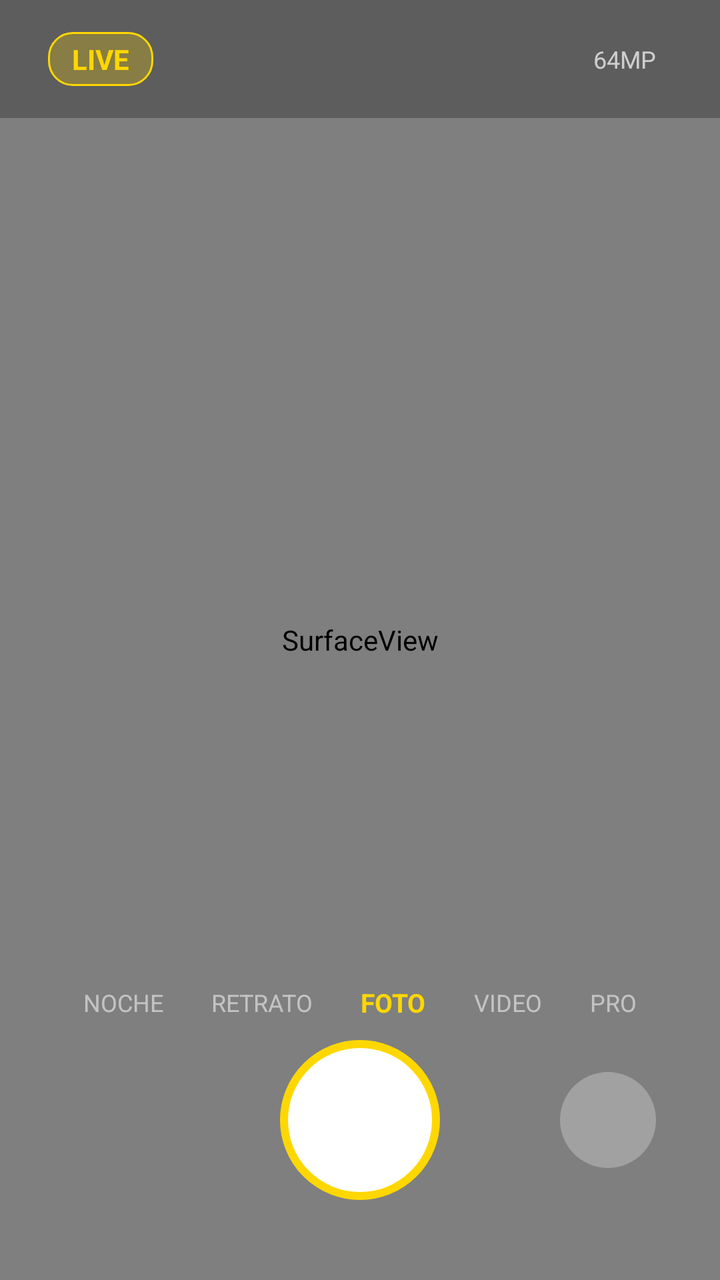
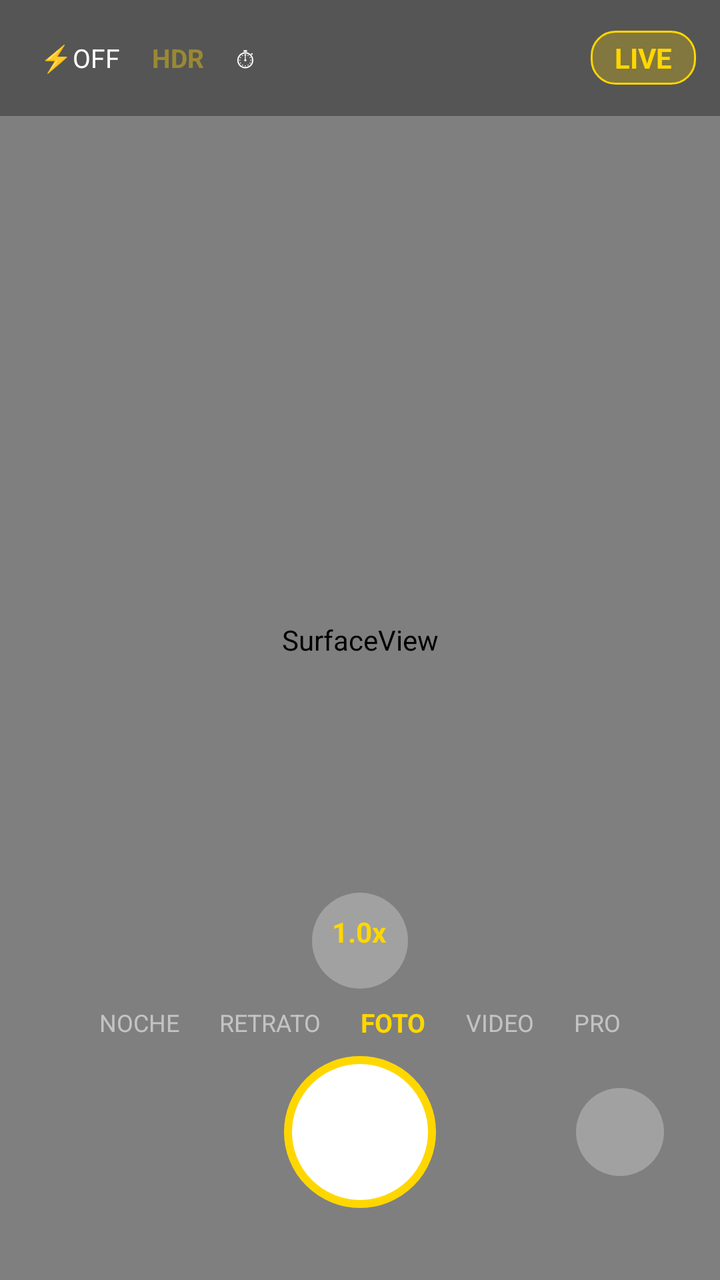

The first picture is an Android layout as it rendered before a commit; the second is the same layout after the commit. The layout source and the unified diff follow.
<!-- AndroidManifest.xml: application theme Theme.AppCompat.NoActionBar -->
<!-- res/layout/activity_main.xml -->
<?xml version="1.0" encoding="utf-8"?>
<androidx.constraintlayout.widget.ConstraintLayout xmlns:android="http://schemas.android.com/apk/res/android"
    xmlns:app="http://schemas.android.com/apk/res-auto"
    android:layout_width="match_parent"
    android:layout_height="match_parent"
    android:background="#000000">

    
    <SurfaceView
        android:id="@+id/viewFinder"
        android:layout_width="match_parent"
        android:layout_height="match_parent" />

    
    <LinearLayout
        android:id="@+id/topBar"
        android:layout_width="match_parent"
        android:layout_height="wrap_content"
        android:orientation="horizontal"
        android:gravity="center_vertical"
        android:padding="16dp"
        android:background="#44000000"
        app:layout_constraintTop_toTopOf="parent">

        <TextView
            android:id="@+id/liveIndicator"
            android:layout_width="wrap_content"
            android:layout_height="wrap_content"
            android:text="LIVE"
            android:textColor="#FFD700"
            android:textSize="14sp"
            android:textStyle="bold"
            android:background="@drawable/live_badge"
            android:paddingStart="12dp"
            android:paddingEnd="12dp"
            android:paddingTop="4dp"
            android:paddingBottom="4dp"
            android:layout_marginStart="8dp" />

        <View
            android:layout_width="0dp"
            android:layout_height="0dp"
            android:layout_weight="1" />

        <TextView
            android:id="@+id/resolutionLabel"
            android:layout_width="wrap_content"
            android:layout_height="wrap_content"
            android:text="64MP"
            android:textColor="#FFFFFF"
            android:textSize="12sp"
            android:alpha="0.7"
            android:layout_marginEnd="16dp" />
    </LinearLayout>

    
    <View
        android:id="@+id/captureButton"
        android:layout_width="80dp"
        android:layout_height="80dp"
        android:layout_marginBottom="40dp"
        android:background="@drawable/shutter_button"
        app:layout_constraintBottom_toBottomOf="parent"
        app:layout_constraintEnd_toEndOf="parent"
        app:layout_constraintStart_toStartOf="parent" />

    
    <ImageView
        android:id="@+id/switchCameraBtn"
        android:layout_width="48dp"
        android:layout_height="48dp"
        android:layout_marginBottom="56dp"
        android:layout_marginEnd="32dp"
        android:background="@drawable/circle_btn"
        android:padding="12dp"
        android:contentDescription="Cambiar cámara"
        app:layout_constraintBottom_toBottomOf="parent"
        app:layout_constraintEnd_toEndOf="parent" />

    
    <LinearLayout
        android:id="@+id/modeSelector"
        android:layout_width="wrap_content"
        android:layout_height="wrap_content"
        android:layout_marginBottom="130dp"
        android:orientation="horizontal"
        android:gravity="center"
        app:layout_constraintBottom_toBottomOf="parent"
        app:layout_constraintStart_toStartOf="parent"
        app:layout_constraintEnd_toEndOf="parent">

        <TextView
            android:layout_width="wrap_content"
            android:layout_height="wrap_content"
            android:text="NOCHE"
            android:textColor="#88FFFFFF"
            android:textSize="12sp"
            android:paddingStart="12dp"
            android:paddingEnd="12dp" />

        <TextView
            android:layout_width="wrap_content"
            android:layout_height="wrap_content"
            android:text="RETRATO"
            android:textColor="#88FFFFFF"
            android:textSize="12sp"
            android:paddingStart="12dp"
            android:paddingEnd="12dp" />

        <TextView
            android:layout_width="wrap_content"
            android:layout_height="wrap_content"
            android:text="FOTO"
            android:textColor="#FFD700"
            android:textSize="13sp"
            android:textStyle="bold"
            android:paddingStart="12dp"
            android:paddingEnd="12dp" />

        <TextView
            android:layout_width="wrap_content"
            android:layout_height="wrap_content"
            android:text="VIDEO"
            android:textColor="#88FFFFFF"
            android:textSize="12sp"
            android:paddingStart="12dp"
            android:paddingEnd="12dp" />

        <TextView
            android:layout_width="wrap_content"
            android:layout_height="wrap_content"
            android:text="PRO"
            android:textColor="#88FFFFFF"
            android:textSize="12sp"
            android:paddingStart="12dp"
            android:paddingEnd="12dp" />
    </LinearLayout>

</androidx.constraintlayout.widget.ConstraintLayout>
<!-- resources referenced by this layout -->
<resources>
  <!-- drawable circle_btn (drawable) -->
  <?xml version="1.0" encoding="utf-8"?>
  <shape xmlns:android="http://schemas.android.com/apk/res/android"
      android:shape="oval">
      <solid android:color="#44FFFFFF"/>
      <size android:width="48dp" android:height="48dp"/>
  </shape>
  <!-- drawable live_badge (drawable) -->
  <?xml version="1.0" encoding="utf-8"?>
  <shape xmlns:android="http://schemas.android.com/apk/res/android"
      android:shape="rectangle">
      <solid android:color="#44FFD700"/>
      <corners android:radius="12dp"/>
      <stroke android:width="1dp" android:color="#FFD700"/>
  </shape>
  <!-- drawable shutter_button (drawable) -->
  <?xml version="1.0" encoding="utf-8"?>
  <shape xmlns:android="http://schemas.android.com/apk/res/android"
      android:shape="oval">
      <solid android:color="#FFFFFF"/>
      <stroke android:width="4dp" android:color="#FFD700"/>
      <size android:width="80dp" android:height="80dp"/>
  </shape>
</resources>

<!-- the commit's change to res/layout/activity_main.xml (unified diff, before → after) -->
@@ -12,15 +12,56 @@
         android:layout_height="match_parent" />
 
     
+    <View
+        android:id="@+id/gridOverlay"
+        android:layout_width="match_parent"
+        android:layout_height="match_parent"
+        android:visibility="gone" />
+
+    
     <LinearLayout
         android:id="@+id/topBar"
         android:layout_width="match_parent"
         android:layout_height="wrap_content"
         android:orientation="horizontal"
         android:gravity="center_vertical"
-        android:padding="16dp"
-        android:background="#44000000"
+        android:padding="12dp"
+        android:background="#55000000"
         app:layout_constraintTop_toTopOf="parent">
+
+        <TextView
+            android:id="@+id/flashBtn"
+            android:layout_width="wrap_content"
+            android:layout_height="wrap_content"
+            android:text="⚡OFF"
+            android:textColor="#FFFFFF"
+            android:textSize="13sp"
+            android:padding="8dp" />
+
+        <TextView
+            android:id="@+id/hdrBtn"
+            android:layout_width="wrap_content"
+            android:layout_height="wrap_content"
+            android:text="HDR"
+            android:textColor="#FFD700"
+            android:textSize="13sp"
+            android:textStyle="bold"
+            android:alpha="0.4"
+            android:padding="8dp" />
+
+        <TextView
+            android:id="@+id/timerLabel"
+            android:layout_width="wrap_content"
+            android:layout_height="wrap_content"
+            android:text="⏱"
+            android:textColor="#FFFFFF"
+            android:textSize="13sp"
+            android:padding="8dp" />
+
+        <View
+            android:layout_width="0dp"
+            android:layout_height="0dp"
+            android:layout_weight="1" />
 
         <TextView
             android:id="@+id/liveIndicator"
@@ -34,31 +75,61 @@
             android:paddingStart="12dp"
             android:paddingEnd="12dp"
             android:paddingTop="4dp"
-            android:paddingBottom="4dp"
-            android:layout_marginStart="8dp" />
+            android:paddingBottom="4dp" />
+    </LinearLayout>
 
-        <View
-            android:layout_width="0dp"
-            android:layout_height="0dp"
-            android:layout_weight="1" />
+    
+    <TextView
+        android:id="@+id/zoomLabel"
+        android:layout_width="wrap_content"
+        android:layout_height="wrap_content"
+        android:text="1.0x"
+        android:textColor="#FFD700"
+        android:textSize="14sp"
+        android:textStyle="bold"
+        android:background="@drawable/circle_btn"
+        android:padding="10dp"
+        android:visibility="visible"
+        app:layout_constraintBottom_toTopOf="@id/modeSelector"
+        app:layout_constraintStart_toStartOf="parent"
+        app:layout_constraintEnd_toEndOf="parent"
+        android:layout_marginBottom="8dp" />
 
-        <TextView
-            android:id="@+id/resolutionLabel"
-            android:layout_width="wrap_content"
-            android:layout_height="wrap_content"
-            android:text="64MP"
-            android:textColor="#FFFFFF"
-            android:textSize="12sp"
-            android:alpha="0.7"
-            android:layout_marginEnd="16dp" />
+    
+    <LinearLayout
+        android:id="@+id/modeSelector"
+        android:layout_width="wrap_content"
+        android:layout_height="wrap_content"
+        android:layout_marginBottom="120dp"
+        android:orientation="horizontal"
+        android:gravity="center"
+        app:layout_constraintBottom_toBottomOf="parent"
+        app:layout_constraintStart_toStartOf="parent"
+        app:layout_constraintEnd_toEndOf="parent">
+
+        <TextView android:layout_width="wrap_content" android:layout_height="wrap_content"
+            android:text="NOCHE" android:textColor="#88FFFFFF" android:textSize="12sp"
+            android:paddingStart="10dp" android:paddingEnd="10dp" />
+        <TextView android:layout_width="wrap_content" android:layout_height="wrap_content"
+            android:text="RETRATO" android:textColor="#88FFFFFF" android:textSize="12sp"
+            android:paddingStart="10dp" android:paddingEnd="10dp" />
+        <TextView android:layout_width="wrap_content" android:layout_height="wrap_content"
+            android:text="FOTO" android:textColor="#FFD700" android:textSize="13sp"
+            android:textStyle="bold" android:paddingStart="10dp" android:paddingEnd="10dp" />
+        <TextView android:layout_width="wrap_content" android:layout_height="wrap_content"
+            android:text="VIDEO" android:textColor="#88FFFFFF" android:textSize="12sp"
+            android:paddingStart="10dp" android:paddingEnd="10dp" />
+        <TextView android:layout_width="wrap_content" android:layout_height="wrap_content"
+            android:text="PRO" android:textColor="#88FFFFFF" android:textSize="12sp"
+            android:paddingStart="10dp" android:paddingEnd="10dp" />
     </LinearLayout>
 
     
     <View
         android:id="@+id/captureButton"
-        android:layout_width="80dp"
-        android:layout_height="80dp"
-        android:layout_marginBottom="40dp"
+        android:layout_width="76dp"
+        android:layout_height="76dp"
+        android:layout_marginBottom="36dp"
         android:background="@drawable/shutter_button"
         app:layout_constraintBottom_toBottomOf="parent"
         app:layout_constraintEnd_toEndOf="parent"
@@ -67,73 +138,14 @@
     
     <ImageView
         android:id="@+id/switchCameraBtn"
-        android:layout_width="48dp"
-        android:layout_height="48dp"
-        android:layout_marginBottom="56dp"
-        android:layout_marginEnd="32dp"
+        android:layout_width="44dp"
+        android:layout_height="44dp"
+        android:layout_marginBottom="52dp"
+        android:layout_marginEnd="28dp"
         android:background="@drawable/circle_btn"
-        android:padding="12dp"
+        android:padding="10dp"
         android:contentDescription="Cambiar cámara"
         app:layout_constraintBottom_toBottomOf="parent"
         app:layout_constraintEnd_toEndOf="parent" />
 
-    
-    <LinearLayout
-        android:id="@+id/modeSelector"
-        android:layout_width="wrap_content"
-        android:layout_height="wrap_content"
-        android:layout_marginBottom="130dp"
-        android:orientation="horizontal"
-        android:gravity="center"
-        app:layout_constraintBottom_toBottomOf="parent"
-        app:layout_constraintStart_toStartOf="parent"
-        app:layout_constraintEnd_toEndOf="parent">
-
-        <TextView
-            android:layout_width="wrap_content"
-            android:layout_height="wrap_content"
-            android:text="NOCHE"
-            android:textColor="#88FFFFFF"
-            android:textSize="12sp"
-            android:paddingStart="12dp"
-            android:paddingEnd="12dp" />
-
-        <TextView
-            android:layout_width="wrap_content"
-            android:layout_height="wrap_content"
-            android:text="RETRATO"
-            android:textColor="#88FFFFFF"
-            android:textSize="12sp"
-            android:paddingStart="12dp"
-            android:paddingEnd="12dp" />
-
-        <TextView
-            android:layout_width="wrap_content"
-            android:layout_height="wrap_content"
-            android:text="FOTO"
-            android:textColor="#FFD700"
-            android:textSize="13sp"
-            android:textStyle="bold"
-            android:paddingStart="12dp"
-            android:paddingEnd="12dp" />
-
-        <TextView
-            android:layout_width="wrap_content"
-            android:layout_height="wrap_content"
-            android:text="VIDEO"
-            android:textColor="#88FFFFFF"
-            android:textSize="12sp"
-            android:paddingStart="12dp"
-            android:paddingEnd="12dp" />
-
-        <TextView
-            android:layout_width="wrap_content"
-            android:layout_height="wrap_content"
-            android:text="PRO"
-            android:textColor="#88FFFFFF"
-            android:textSize="12sp"
-            android:paddingStart="12dp"
-            android:paddingEnd="12dp" />
-    </LinearLayout>
-
 </androidx.constraintlayout.widget.ConstraintLayout>
